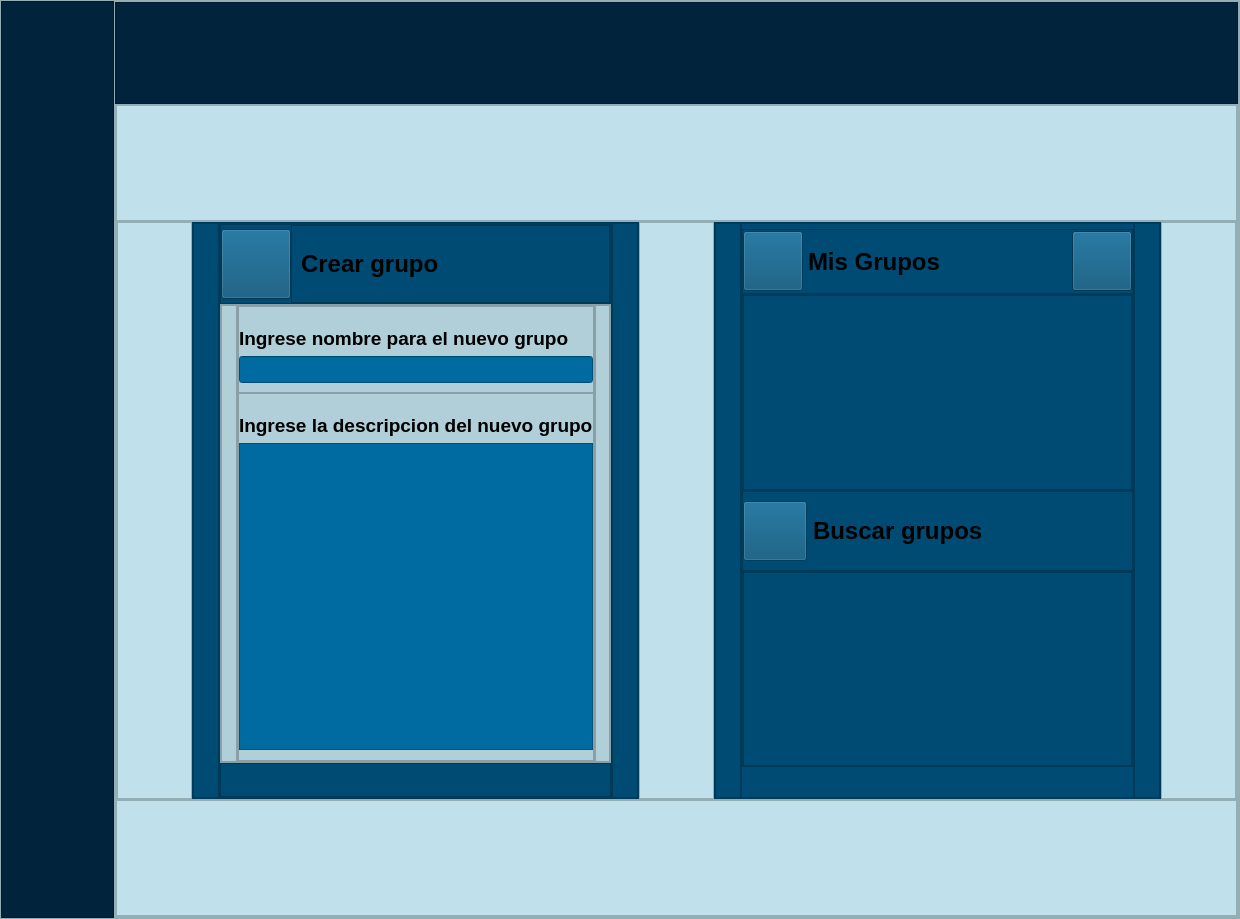
The window that src/resources/interface/Pagina_Grupos.ui (Yosoyepa/MyUnApp) describes before a commit, drawn with Qt 5.
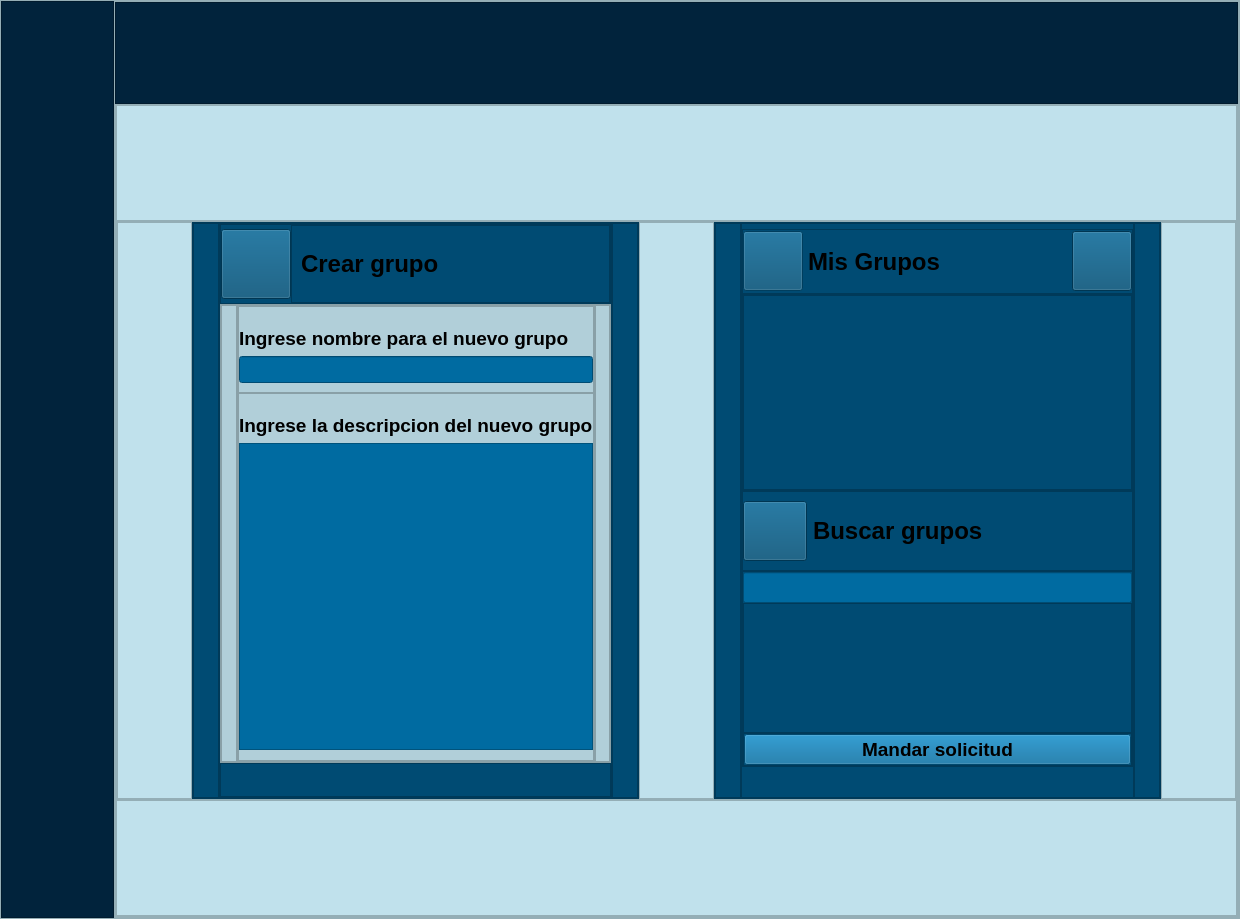
The same window after the commit. Icons and pictures are not drawn.

Commit message: Para miguel

The edit to the form file:
```diff
--- a/src/resources/interface/Pagina_Grupos.ui
+++ b/src/resources/interface/Pagina_Grupos.ui
@@ -96,7 +96,7 @@
              <string/>
             </property>
             <property name="icon">
-             <iconset resource="MYUNAPP/MyUnApp/src/resources/QRC/imagenesInicioSesion.qrc">
+             <iconset resource="../QRC/imagenesInicioSesion.qrc">
               <normaloff>:/newPrefix/Icons/Exterior.png</normaloff>:/newPrefix/Icons/Exterior.png</iconset>
             </property>
             <property name="iconSize">
@@ -122,7 +122,7 @@
              <string/>
             </property>
             <property name="icon">
-             <iconset resource="MYUNAPP/MyUnApp/src/resources/QRC/imagenesInicioSesion.qrc">
+             <iconset resource="../QRC/imagenesInicioSesion.qrc">
               <normaloff>:/newPrefix/Icons/User_Groups_Icon.png</normaloff>:/newPrefix/Icons/User_Groups_Icon.png</iconset>
             </property>
             <property name="iconSize">
@@ -148,7 +148,7 @@
              <string/>
             </property>
             <property name="icon">
-             <iconset resource="MYUNAPP/MyUnApp/src/resources/QRC/imagenesInicioSesion.qrc">
+             <iconset resource="../QRC/imagenesInicioSesion.qrc">
               <normaloff>:/newPrefix/Icons/Chat_Room_Icon.png</normaloff>:/newPrefix/Icons/Chat_Room_Icon.png</iconset>
             </property>
             <property name="iconSize">
@@ -174,7 +174,7 @@
              <string/>
             </property>
             <property name="icon">
-             <iconset resource="MYUNAPP/MyUnApp/src/resources/QRC/imagenesInicioSesion.qrc">
+             <iconset resource="../QRC/imagenesInicioSesion.qrc">
               <normaloff>:/newPrefix/Icons/Events_Icon.png</normaloff>:/newPrefix/Icons/Events_Icon.png</iconset>
             </property>
             <property name="iconSize">
@@ -200,7 +200,7 @@
              <string/>
             </property>
             <property name="icon">
-             <iconset resource="MYUNAPP/MyUnApp/src/resources/QRC/imagenesInicioSesion.qrc">
+             <iconset resource="../QRC/imagenesInicioSesion.qrc">
               <normaloff>:/newPrefix/Icons/Adjust_Icon.png</normaloff>:/newPrefix/Icons/Adjust_Icon.png</iconset>
             </property>
             <property name="iconSize">
@@ -443,7 +443,7 @@
                             <string/>
                            </property>
                            <property name="icon">
-                            <iconset resource="MYUNAPP/MyUnApp/src/resources/QRC/imagenesInicioSesion.qrc">
+                            <iconset resource="../QRC/imagenesInicioSesion.qrc">
                              <normaloff>:/newPrefix/Icons/Añadir_Grupo_De_Usuarios_Hombre_Hombre.png</normaloff>:/newPrefix/Icons/Añadir_Grupo_De_Usuarios_Hombre_Hombre.png</iconset>
                            </property>
                            <property name="iconSize">
@@ -799,7 +799,7 @@
                             <string/>
                            </property>
                            <property name="icon">
-                            <iconset resource="MYUNAPP/MyUnApp/src/resources/QRC/imagenesInicioSesion.qrc">
+                            <iconset resource="../QRC/imagenesInicioSesion.qrc">
                              <normaloff>:/newPrefix/Icons/User_Groups_Icon.png</normaloff>:/newPrefix/Icons/User_Groups_Icon.png</iconset>
                            </property>
                            <property name="iconSize">
@@ -836,7 +836,7 @@
                             <string/>
                            </property>
                            <property name="icon">
-                            <iconset resource="MYUNAPP/MyUnApp/src/resources/QRC/imagenesInicioSesion.qrc">
+                            <iconset resource="../QRC/imagenesInicioSesion.qrc">
                              <normaloff>:/newPrefix/Icons/Adjust_Icon.png</normaloff>:/newPrefix/Icons/Adjust_Icon.png</iconset>
                            </property>
                            <property name="iconSize">
@@ -881,7 +881,7 @@
                            <number>0</number>
                           </property>
                           <item>
-                           <widget class="QListWidget" name="listWidget"/>
+                           <widget class="QListWidget" name="List_MisGrupos"/>
                           </item>
                          </layout>
                         </widget>
@@ -903,9 +903,9 @@
                           <number>0</number>
                          </property>
                          <item>
-                          <widget class="QPushButton" name="pushButton_7">
+                          <widget class="QPushButton" name="Boton_BusGrupo">
                            <property name="enabled">
-                            <bool>false</bool>
+                            <bool>true</bool>
                            </property>
                            <property name="minimumSize">
                             <size>
@@ -917,7 +917,7 @@
                             <string/>
                            </property>
                            <property name="icon">
-                            <iconset resource="MYUNAPP/MyUnApp/src/resources/QRC/imagenesInicioSesion.qrc">
+                            <iconset resource="../QRC/imagenesInicioSesion.qrc">
                              <normaloff>:/newPrefix/Icons/Conferencia.png</normaloff>:/newPrefix/Icons/Conferencia.png</iconset>
                            </property>
                            <property name="iconSize">
@@ -959,7 +959,7 @@
                            <height>194</height>
                           </rect>
                          </property>
-                         <layout class="QVBoxLayout" name="verticalLayout_12">
+                         <layout class="QVBoxLayout" name="verticalLayout_12" stretch="1,10,2">
                           <property name="spacing">
                            <number>0</number>
                           </property>
@@ -976,7 +976,63 @@
                            <number>0</number>
                           </property>
                           <item>
-                           <widget class="QListWidget" name="listWidget_2"/>
+                           <widget class="QLineEdit" name="lineEdit">
+                            <property name="font">
+                             <font>
+                              <pointsize>14</pointsize>
+                             </font>
+                            </property>
+                            <property name="styleSheet">
+                             <string notr="true">background-color: rgb(0, 107, 161);</string>
+                            </property>
+                           </widget>
+                          </item>
+                          <item>
+                           <widget class="QListWidget" name="List_BuscGrupos"/>
+                          </item>
+                          <item>
+                           <widget class="QFrame" name="frame_20">
+                            <property name="frameShape">
+                             <enum>QFrame::StyledPanel</enum>
+                            </property>
+                            <property name="frameShadow">
+                             <enum>QFrame::Raised</enum>
+                            </property>
+                            <layout class="QHBoxLayout" name="horizontalLayout_9">
+                             <property name="spacing">
+                              <number>0</number>
+                             </property>
+                             <property name="leftMargin">
+                              <number>0</number>
+                             </property>
+                             <property name="topMargin">
+                              <number>0</number>
+                             </property>
+                             <property name="rightMargin">
+                              <number>0</number>
+                             </property>
+                             <property name="bottomMargin">
+                              <number>0</number>
+                             </property>
+                             <item>
+                              <widget class="QPushButton" name="pushButton">
+                               <property name="font">
+                                <font>
+                                 <pointsize>14</pointsize>
+                                 <weight>75</weight>
+                                 <bold>true</bold>
+                                </font>
+                               </property>
+                               <property name="styleSheet">
+                                <string notr="true">background-color: rgb(0, 101, 152);</string>
+                               </property>
+                               <property name="text">
+                                <string>Mandar solicitud</string>
+                               </property>
+                              </widget>
+                             </item>
+                            </layout>
+                           </widget>
                           </item>
                          </layout>
                         </widget>
```
Left out of the diff: 2 changed lines with no effect on the pictures.
